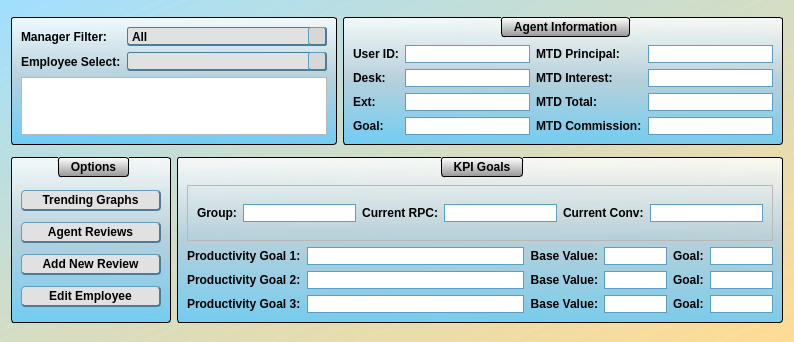
This is Ui_Files/agent_details.ui in jakesb27/Manager_KPI_Tracker as Qt 5 draws it before an edit. The edited form follows.
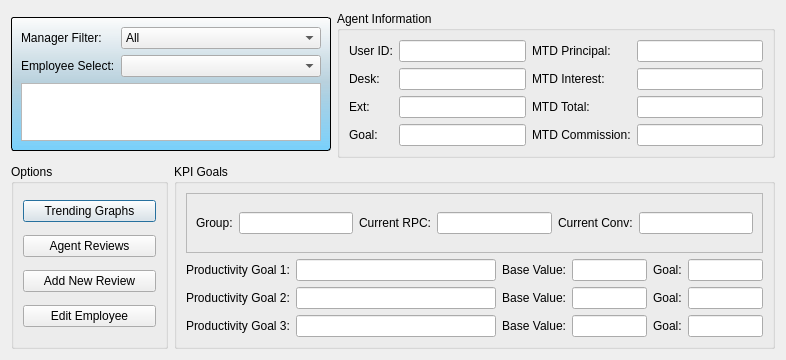
This is the edited form. Icons and pictures are not drawn.

Commit message: added email distribution lists and changed set style functions.

```diff
--- a/Ui_Files/agent_details.ui
+++ b/Ui_Files/agent_details.ui
@@ -17,211 +17,6 @@
    <iconset resource="../main_images.qrc">
     <normaloff>:/logos/Images/Meduit_logo.ico</normaloff>:/logos/Images/Meduit_logo.ico</iconset>
   </property>
-  <property name="styleSheet">
-   <string notr="true">QMainWindow{
-	background-color: qlineargradient(spread:pad, x1:1, y1:1, x2:0, y2:0.011, stop:0 rgba(255, 218, 144, 200), stop:1 rgba(129, 213, 255, 126));
-}
-QDialog{
-	background-color: qlineargradient(spread:pad, x1:1, y1:1, x2:0, y2:0.011, stop:0 rgba(255, 218, 144, 200), stop:1 rgba(129, 213, 255, 126));
-}
-QWidget{
-	font: 11pt &quot;Corbel&quot;;
-	font-weight: bold;
-}
-QPlainTextEdit{
-	border: 1px solid black;
-}
-QDateEdit{
-	background-color: rgb(223, 223, 223);
-	border: 1px solid rgb(95, 158, 195);
-	font: 10pt &quot;MS Shell Dlg 2&quot;;
-	border-bottom: 2px solid rgb(75, 124, 154);
-	border-top: 1px solid rgb(95, 158, 195);
-	border-right: 2px solid rgb(75, 124, 154);
-	border-left: 1px solid rgb(95, 158, 195);
-	border-radius: 3px;
-	padding-left: 3px;
-	padding-right: 3px;
-	background-color: rgb(225, 225, 225);
-}
-QDateEdit::drop-down{
-	background-color: rgb(215, 215, 215);
-	border-bottom: 2px solid rgb(75, 124, 154);
-	border-top: 1px solid rgb(95, 158, 195);
-	border-right: 2px solid rgb(75, 124, 154);
-	border-left: 1px solid rgb(95, 158, 195);
-	border-radius: 3px;
-	subcontrol-origin: margin;
-	width: 18px;
-}
-QDateEdit::down-arrow{
-	image: url(:/arrows/Images/arrow-dwn.png);
-	width: 14 px;
-	height:14 px;
-}
-QGroupBox{
-	background-color: qlineargradient(spread:pad, x1:0.5, y1:0, x2:0.5, y2:1, stop:0 rgba(255, 255, 255, 209), stop:0.485876 rgba(181, 207, 220, 239), stop:1 rgba(85, 199, 255, 196));
-	border: 1px solid black;
-	border-radius: 3px;
-	margin-top: 1ex;
-	padding-top: 18;
-	font: 11pt &quot;Corbel&quot;;
-	font-weight: bold;
-}
-QGroupBox::title{
-	background-color: qlineargradient(spread:pad, x1:0.50035, y1:1, x2:0.5, y2:0, stop:0 rgba(151, 151, 151, 255), stop:1 rgba(255, 255, 255, 255));
-	border: 1px solid black;
-	border-radius: 3px;
-	padding: 2 10px;
-	subcontrol-origin: margin;
-	subcontrol-position: top;
-	font: 11pt &quot;Corbel&quot;;
-	font-weight: bold;
-}
-QLineEdit{
-	border: 1px solid rgb(95, 158, 195);
-	font: 10pt &quot;MS Shell Dlg 2&quot;;
-}
-QLineEdit[readOnly=&quot;true&quot;]{
-	background-color: rgb(200, 200, 200);
-	border: 1px solid rgb(95, 158, 195);
-	font: 10pt &quot;MS Shell Dlg 2&quot;;
-}
-QTextEdit{
-	font: 12pt &quot;Corbel&quot;;
-}
-QStatusBar{
-	font: 10pt &quot;MS Shell Dlg 2&quot;;
-}
-QPushButton{
-	border-bottom: 2px solid rgb(75, 124, 154);
-	border-top: 1px solid rgb(95, 158, 195);
-	border-right: 2px solid rgb(75, 124, 154);
-	border-left: 1px solid rgb(95, 158, 195);
-	border-radius: 4px;
-	padding: 2px;
-	padding-left: 13px;
-	padding-right: 13px;
-	background-color: rgb(225, 225, 225);
-	font: 11pt &quot;Corbel&quot;;
-	font-weight: bold;
-}
-QPushButton::hover{
-	border-bottom: 2px solid rgb(75, 124, 154);
-	border-top: 1px solid rgb(95, 158, 195);
-	border-right: 2px solid rgb(75, 124, 154);
-	border-left: 1px solid rgb(95, 158, 195);
-	border-radius: 4px;
-	padding: 2px;
-	padding-left: 13px;
-	padding-right: 13px;
-	background-color: rgb(215, 215, 215);
-	font: 11pt &quot;Corbel&quot;;
-	font-weight: bold;
-}
-QPushButton::pressed{
-	border-bottom: 1px solid rgb(75, 124, 154);
-	border-top: 2px solid rgb(95, 158, 195);
-	border-right: 1px solid rgb(75, 124, 154);
-	border-left: 2px solid rgb(95, 158, 195);
-	border-radius: 4px;
-	padding: 2px;
-	padding-left: 10px;
-	padding-right: 10px;
-	width: 80px;
-	background-color: rgb(225, 225, 225);
-	font: 11pt &quot;Corbel&quot;;
-	font-weight: bold;
-}
-QComboBox{
-	border-bottom: 2px solid rgb(75, 124, 154);
-	border-top: 1px solid rgb(75, 124, 154);
-	border-right: 1px solid rgb(75, 124, 154);
-	border-left: 1px solid rgb(75, 124, 154);
-	border-radius: 3px;
-	background-color: rgb(225, 225, 225);
-}
-QComboBox::drop-down{
-	background-color: rgb(215, 215, 215);
-	border-bottom: 2px solid rgb(75, 124, 154);
-	border-top: 1px solid rgb(95, 158, 195);
-	border-right: 2px solid rgb(75, 124, 154);
-	border-left: 1px solid rgb(95, 158, 195);
-	border-radius: 3px;
-	subcontrol-origin: margin;
-	width: 16px;
-}
-QComboBox::drop-down::hover{
-	background-color: rgb(205, 205, 205);
-	border-bottom: 2px solid rgb(75, 124, 154);
-	border-top: 1px solid rgb(95, 158, 195);
-	border-right: 2px solid rgb(75, 124, 154);
-	border-left: 1px solid rgb(95, 158, 195);
-	border-radius: 3px;
-	subcontrol-origin: margin;
-	width: 16px;
-}
-QComboBox::drop-down::pressed{
-	background-color: rgb(215, 215, 215);
-	border-bottom: 1px solid rgb(75, 124, 154);
-	border-top: 2px solid rgb(95, 158, 195);
-	border-right: 1px solid rgb(75, 124, 154);
-	border-left: 2px solid rgb(95, 158, 195);
-	border-radius: 3px;
-	subcontrol-origin: margin;
-	width: 16px;
-}
-QComboBox::down-arrow{
-	image: url(:/arrows/Images/arrow-dwn.png);
-	width: 14 px;
-	height:14 px;
-}
-QCalendarWidget QWidget#qt_calendar_navigationbar{
-	background-color: qlineargradient(spread:pad, x1:0.50035, y1:1, x2:0.5, y2:0, stop:0 rgba(151, 151, 151, 255), stop:1 rgba(255, 255, 255, 255));
-	border-top: 1px solid black;
-	border-left: 1px solid black;
-	border-right: 1px solid black;
-	border-top-left-radius: 3px;
-	border-top-right-radius: 3px;
-	font: 11pt &quot;Corbel&quot;;
-	font-weight: bold;
-}
-QCalendarWidget QToolButton{
-	color: rgb(0, 0, 0);
-  	icon-size: 20px, 20px;
-}
-QCalendarWidget QWidget#qt_calendar_prevmonth{
-	qproperty-icon: url(:/arrows/Images/arrow-left.png);
-}
-
-QCalendarWidget QWidget#qt_calendar_nextmonth{
-	qproperty-icon: url(:/arrows/Images/arrow-right.png);
-}
-QCalendarWidget QSpinBox{ 
-	font: 11pt &quot;Corbel&quot;;
-	font-weight: bold;
-}
-QCalendarWidget QMenu{
-	font: 11pt &quot;Corbel&quot;;
-	font-weight: bold;
-}
-QCalendarWidget QWidget{
-	alternate-background-color: rgb(234, 234, 234);
-}
-QCalendarWidget QAbstractItemView:enabled{
-	font: 12pt &quot;Corbel&quot;;
-	font-weight: bold;
-	background-color: rgb(214, 214, 214);
-  	selection-background-color: rgb(64, 64, 64);
-	selection-color: rgb(255, 255, 255);
-	border: 1px solid black;
-	border-bottom-left-radius: 3px;
-	border-bottom-right-radius: 3px;
-}
-QCalendarWidget QAbstractItemView:disabled{
-	color: rgb(64, 64, 64); 
-}</string>
-  </property>
   <layout class="QGridLayout" name="gridLayout_2">
    <item row="2" column="1" colspan="2">
     <widget class="QGroupBox" name="groupBox">
@@ -831,8 +626,8 @@
          <string>&lt;!DOCTYPE HTML PUBLIC &quot;-//W3C//DTD HTML 4.0//EN&quot; &quot;http://www.w3.org/TR/REC-html40/strict.dtd&quot;&gt;
 &lt;html&gt;&lt;head&gt;&lt;meta name=&quot;qrichtext&quot; content=&quot;1&quot; /&gt;&lt;style type=&quot;text/css&quot;&gt;
 p, li { white-space: pre-wrap; }
-&lt;/style&gt;&lt;/head&gt;&lt;body style=&quot; font-family:'Corbel'; font-size:12pt; font-weight:400; font-style:normal;&quot;&gt;
-&lt;p style=&quot;-qt-paragraph-type:empty; margin-top:0px; margin-bottom:0px; margin-left:0px; margin-right:0px; -qt-block-indent:0; text-indent:0px;&quot;&gt;&lt;br /&gt;&lt;/p&gt;&lt;/body&gt;&lt;/html&gt;</string>
+&lt;/style&gt;&lt;/head&gt;&lt;body style=&quot; font-family:'MS Shell Dlg 2'; font-size:6.6pt; font-weight:400; font-style:normal;&quot;&gt;
+&lt;p style=&quot;-qt-paragraph-type:empty; margin-top:0px; margin-bottom:0px; margin-left:0px; margin-right:0px; -qt-block-indent:0; text-indent:0px; font-family:'Corbel'; font-size:12pt;&quot;&gt;&lt;br /&gt;&lt;/p&gt;&lt;/body&gt;&lt;/html&gt;</string>
         </property>
         <property name="openExternalLinks">
          <bool>true</bool>
```
The commit also changes 20 other files.
